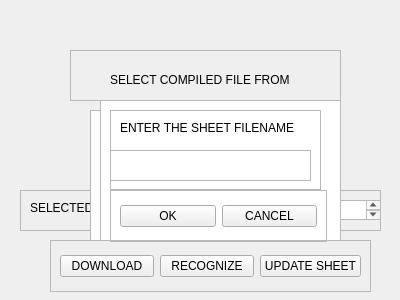
Old version of the form FacesRecognition.ui in the repository nitin-vk/face-recognition-based-attendance.
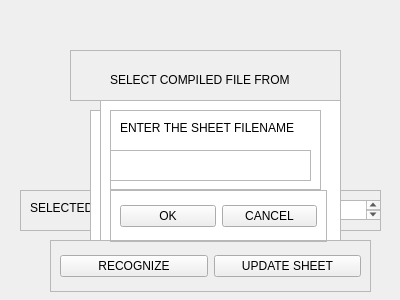
New version of the form.

Commit message: removed download button

```diff
--- a/FacesRecognition.ui
+++ b/FacesRecognition.ui
@@ -129,13 +129,6 @@
     <enum>QFrame::Raised</enum>
    </property>
    <layout class="QHBoxLayout" name="horizontalLayout_2">
-    <item>
-     <widget class="QPushButton" name="downloadBtn">
-      <property name="text">
-       <string>DOWNLOAD</string>
-      </property>
-     </widget>
-    </item>
     <item>
      <widget class="QPushButton" name="recognizeBtn">
       <property name="text">
```
The commit also changes 3 other files.
